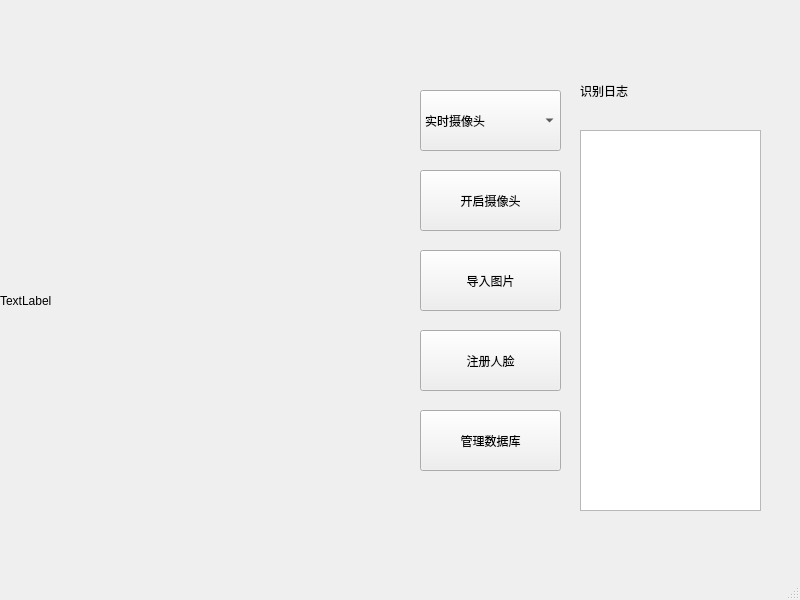
Above: mainwindow.ui from yqOffline/Face-Recognition-System-Based-On-openCV before the change. Below: the same form after it.
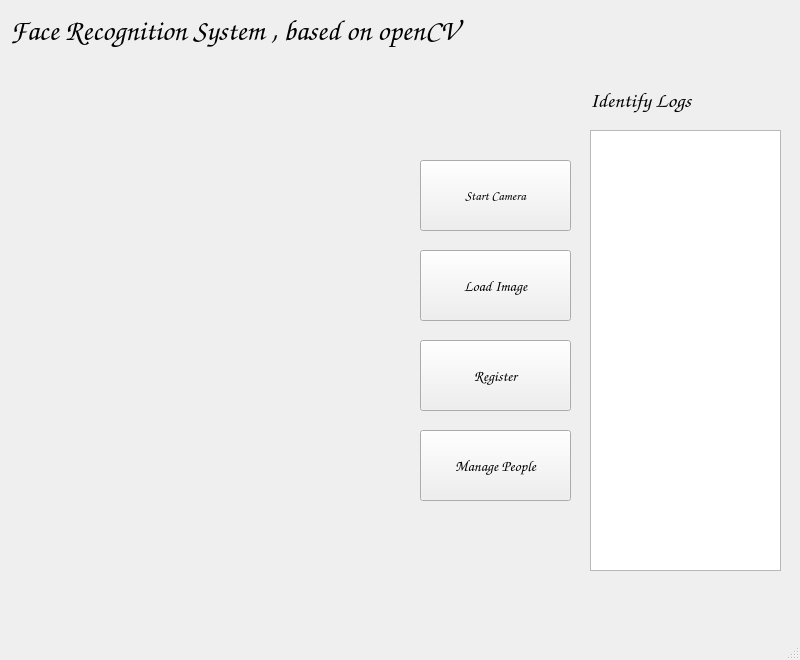
That is the form after the change.

Patch:
```diff
--- a/mainwindow.ui
+++ b/mainwindow.ui
@@ -7,7 +7,7 @@
     <x>0</x>
     <y>0</y>
     <width>800</width>
-    <height>600</height>
+    <height>660</height>
    </rect>
   </property>
   <property name="windowTitle">
@@ -17,47 +17,33 @@
    <widget class="QLabel" name="videoLabel">
     <property name="geometry">
      <rect>
-      <x>0</x>
-      <y>50</y>
+      <x>10</x>
+      <y>70</y>
       <width>391</width>
       <height>501</height>
      </rect>
     </property>
     <property name="text">
-     <string>TextLabel</string>
+     <string/>
     </property>
    </widget>
-   <widget class="QComboBox" name="modeCombo">
-    <property name="geometry">
-     <rect>
-      <x>420</x>
-      <y>90</y>
-      <width>141</width>
-      <height>61</height>
-     </rect>
-    </property>
-    <item>
-     <property name="text">
-      <string>实时摄像头</string>
-     </property>
-    </item>
-    <item>
-     <property name="text">
-      <string>静态图片</string>
-     </property>
-    </item>
-   </widget>
    <widget class="QPushButton" name="btnStartStop">
     <property name="geometry">
      <rect>
       <x>420</x>
-      <y>170</y>
-      <width>141</width>
-      <height>61</height>
+      <y>160</y>
+      <width>151</width>
+      <height>71</height>
      </rect>
     </property>
+    <property name="font">
+     <font>
+      <family>Comic Sans MS</family>
+      <pointsize>10</pointsize>
+     </font>
+    </property>
     <property name="text">
-     <string>开启摄像头</string>
+     <string>Start Camera</string>
     </property>
    </widget>
    <widget class="QPushButton" name="btnLoadImage">
@@ -65,63 +51,106 @@
      <rect>
       <x>420</x>
       <y>250</y>
-      <width>141</width>
-      <height>61</height>
+      <width>151</width>
+      <height>71</height>
      </rect>
     </property>
+    <property name="font">
+     <font>
+      <family>Comic Sans MS</family>
+      <pointsize>11</pointsize>
+     </font>
+    </property>
     <property name="text">
-     <string>导入图片</string>
+     <string>Load Image</string>
     </property>
    </widget>
    <widget class="QPushButton" name="btnRegister">
     <property name="geometry">
      <rect>
       <x>420</x>
-      <y>330</y>
-      <width>141</width>
-      <height>61</height>
+      <y>340</y>
+      <width>151</width>
+      <height>71</height>
      </rect>
     </property>
+    <property name="font">
+     <font>
+      <family>Comic Sans MS</family>
+      <pointsize>11</pointsize>
+     </font>
+    </property>
     <property name="text">
-     <string>注册人脸</string>
+     <string>Register</string>
     </property>
    </widget>
    <widget class="QPushButton" name="btnManageDB">
     <property name="geometry">
      <rect>
       <x>420</x>
-      <y>410</y>
-      <width>141</width>
-      <height>61</height>
+      <y>430</y>
+      <width>151</width>
+      <height>71</height>
      </rect>
     </property>
+    <property name="font">
+     <font>
+      <family>Comic Sans MS</family>
+      <pointsize>11</pointsize>
+     </font>
+    </property>
     <property name="text">
-     <string>管理数据库</string>
+     <string>Manage People</string>
     </property>
    </widget>
    <widget class="QLabel" name="label_2">
     <property name="geometry">
      <rect>
-      <x>580</x>
-      <y>70</y>
-      <width>151</width>
+      <x>590</x>
+      <y>80</y>
+      <width>191</width>
       <height>41</height>
      </rect>
     </property>
+    <property name="font">
+     <font>
+      <family>Comic Sans MS</family>
+      <pointsize>16</pointsize>
+     </font>
+    </property>
     <property name="text">
-     <string>识别日志</string>
+     <string>Identify Logs</string>
     </property>
    </widget>
    <widget class="QListWidget" name="logList">
     <property name="geometry">
      <rect>
-      <x>580</x>
+      <x>590</x>
       <y>130</y>
-      <width>181</width>
-      <height>381</height>
+      <width>191</width>
+      <height>441</height>
      </rect>
     </property>
    </widget>
+   <widget class="QLabel" name="label">
+    <property name="geometry">
+     <rect>
+      <x>10</x>
+      <y>0</y>
+      <width>771</width>
+      <height>61</height>
+     </rect>
+    </property>
+    <property name="font">
+     <font>
+      <family>Comic Sans MS</family>
+      <pointsize>22</pointsize>
+     </font>
+    </property>
+    <property name="text">
+     <string>Face Recognition System , based on openCV</string>
+    </property>
+   </widget>
   </widget>
   <widget class="QMenuBar" name="menubar">
    <property name="geometry">
```
